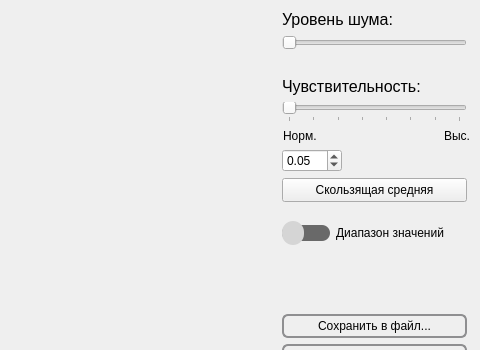
First picture: the form in filterfft.ui, repository Kortesss/NO3, before the edit; both pictures show x 333 to 813 and y 0 to 350 of the 813 by 764 pixel window.
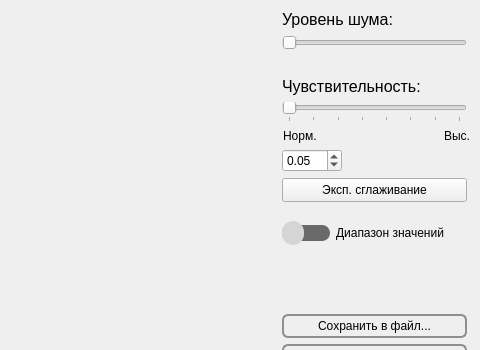
Second picture: the form after the edit. Custom widgets are drawn as their Qt base class.

```diff
--- a/filterfft.ui
+++ b/filterfft.ui
@@ -250,7 +250,7 @@
            </size>
           </property>
           <property name="text">
-           <string>Скользящая средняя</string>
+           <string>Эксп. сглаживание</string>
           </property>
          </widget>
         </item>
```
